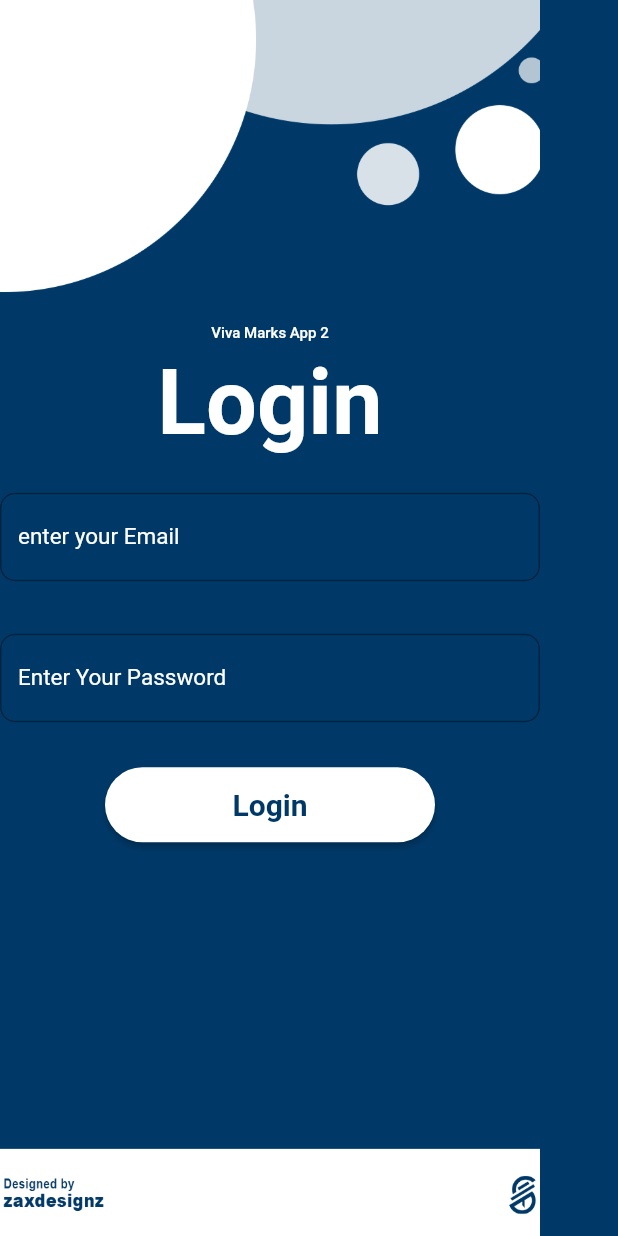
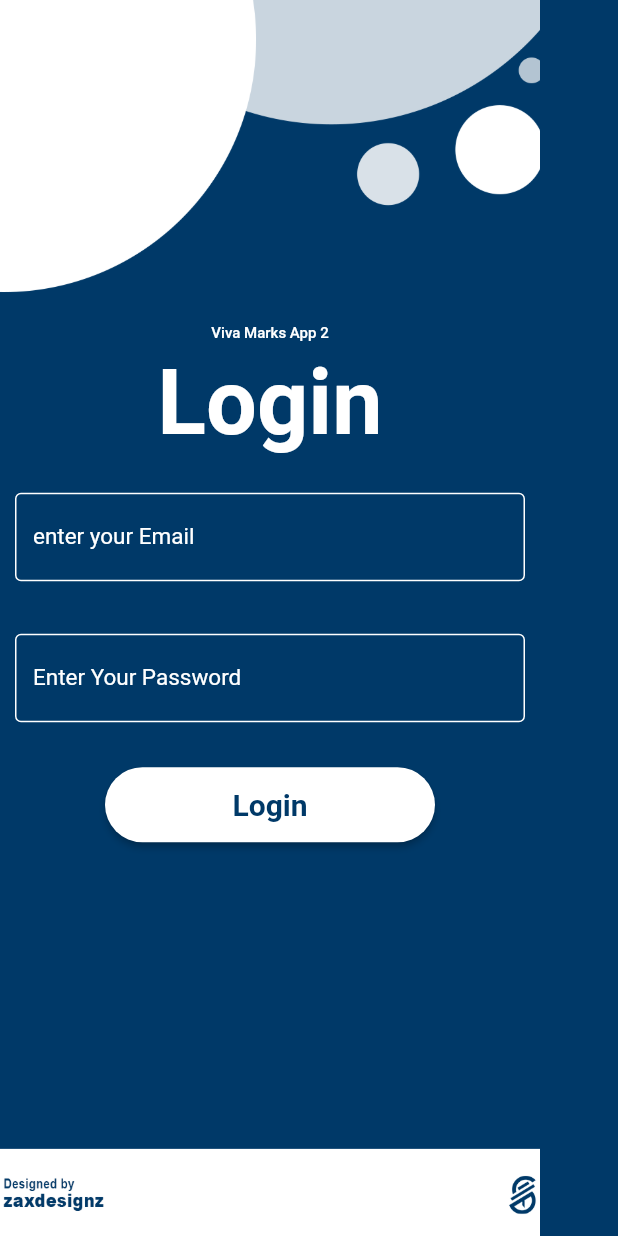
Before and after one commit to medhamza92/second_viva_app, a Flutter app: the screen it shows after launch, on a phone screen of 412 x 824 dp. Run offline on Flutter 3.47's test engine with Material 2 defaults, Android fonts, the phone set to English and light mode, and no system bars; our stand-ins replace dio, flutter_secure_storage.

Commit message:
last changes

```diff
--- a/lib/dio.dart
+++ b/lib/dio.dart
@@ -2,7 +2,7 @@ import 'package:dio/dio.dart';
 
 Dio dio() {
   Dio dio = new Dio();
-  dio.options.baseUrl = "http://192.168.206.113:8000/api";
+  dio.options.baseUrl = "http://192.168.43.31:8000/api";
   dio.options.headers['Accept'] = 'application/json';
   dio.options.followRedirects = false;
   dio.options.validateStatus = (status) {
--- a/lib/firstForm.dart
+++ b/lib/firstForm.dart
@@ -254,7 +254,7 @@ class _FirstFormState extends State<FirstForm> {
                   'sup_mark': double.parse(SupervisorMark.text),
                   'exa_mark': double.parse(ExaminatorMark.text),
                   'pre_mark': double.parse(VivaPresidentMark.text),
-                  'pre_name': VivaPresidentMark.text,
+                  'pre_name': PresidentName.text,
                   'exa_name': ExaminatorName.text,
                   'sup_name': SupervisorName.text,
                   'students': Students.text.split(','),
--- a/lib/login_page.dart
+++ b/lib/login_page.dart
@@ -1,4 +1,5 @@
 import 'dart:convert';
+import 'dart:ui';
 import 'package:dio/dio.dart' as Dio;
 import 'package:flutter_secure_storage/flutter_secure_storage.dart';
 import 'package:second_viva_app/dio.dart';
@@ -117,8 +118,13 @@ class _login_pageState extends State<login_page> {
               SizedBox(
                 height: 25,
               ),
-              TextFormField(
+              SizedBox(
+                width: 340,
+                child: TextFormField(
+                  style: TextStyle(color: Colors.white),
                   decoration: InputDecoration(
+                      enabledBorder: OutlineInputBorder(
+                          borderSide: BorderSide(color: Colors.white)),
                       labelText: 'enter your Email',
                       labelStyle: TextStyle(
                           fontSize: 15,
@@ -132,11 +138,17 @@ class _login_pageState extends State<login_page> {
                     }
                   },
                 ),
+              ),
               SizedBox(
                 height: 35,
               ),
-              TextFormField(
+              SizedBox(
+                width: 340,
+                child: TextFormField(
+                  style: TextStyle(color: Colors.white),
                   decoration: InputDecoration(
+                      enabledBorder: OutlineInputBorder(
+                          borderSide: BorderSide(color: Colors.white)),
                       labelText: 'Enter Your Password',
                       labelStyle: TextStyle(
                           fontSize: 15,
@@ -146,6 +158,7 @@ class _login_pageState extends State<login_page> {
                   controller: password,
                   validator: (value) =>
                       value!.isEmpty ? 'enter your password ' : null,
+                ),
               ),
               SizedBox(
                 height: 30,
@@ -197,12 +210,13 @@ class _login_pageState extends State<login_page> {
                   }
                 },
               ),
-
               SizedBox(
                 height: 30,
               ),
-
-              Text('$errorMsg',style: TextStyle(color: Colors.red),)
+              Text(
+                '$errorMsg',
+                style: TextStyle(color: Colors.red),
+              )
             ],
           ),
         ),
```
Also changed, not shown: lib/consultVivaCode.dart (+14 -0 lines), lib/finalMark.dart (+11 -5 lines), images/final.png. Lines whose indentation alone changed are shown as unchanged.
